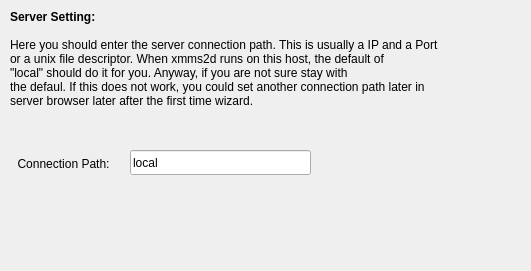
This is ui/firsttimewizard/server.ui in theefer/esperanza as Qt 5 draws it before an edit. The edited form follows.
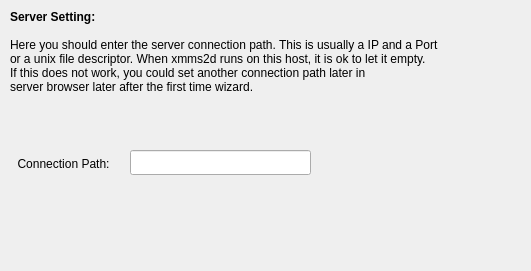
This is the edited form.

Commit message: a default of an empty string is ok, and is the easiest default so use this

Diff of the .ui file:
```diff
--- a/ui/firsttimewizard/server.ui
+++ b/ui/firsttimewizard/server.ui
@@ -35,7 +35,7 @@
     </rect>
    </property>
    <property name="text" >
-    <string>&lt;b>Server Setting:&lt;/b>&lt;br />&lt;br />Here you should enter the server connection path. This is usually a IP and a Port&lt;br /> or a unix file descriptor. When xmms2d runs on this host, the default of&lt;br />"local" should do it for you. Anyway, if you are not sure stay with&lt;br />the defaul. If this does not work, you could set another connection path later in&lt;br />server browser later after the first time wizard.</string>
+    <string>&lt;b>Server Setting:&lt;/b>&lt;br />&lt;br />Here you should enter the server connection path. This is usually a IP and a Port&lt;br /> or a unix file descriptor. When xmms2d runs on this host, it is ok to let it empty.&lt;br />If this does not work, you could set another connection path later in&lt;br />server browser later after the first time wizard.</string>
    </property>
    <property name="textFormat" >
     <enum>Qt::RichText</enum>
@@ -54,7 +54,7 @@
     </rect>
    </property>
    <property name="text" >
-    <string>local</string>
+    <string/>
    </property>
   </widget>
  </widget>
```
The commit also changes 1 other file.
